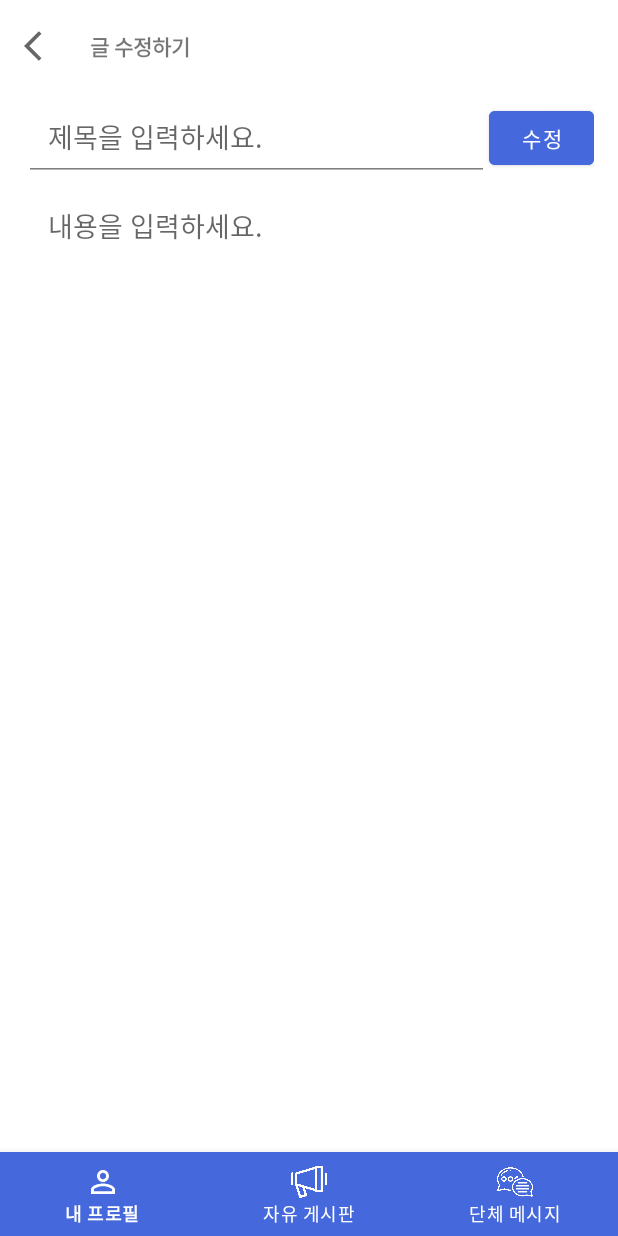
After one commit to rkdtndk99/Carpool_app, an Android app: the fragment EditNoticeFragment placed in its activity, on a phone screen of 412 x 824 dp. The commit adds this screen. Run offline under Robolectric (Android 15) with nearby library versions, the phone set to English and light mode, and no system bars; libraries missing offline, so code that uses them is left out: com.kakao.auth; pictures from the network do not load.

Commit message:
success table update

```diff
--- /dev/null
+++ b/app/src/main/java/com/example/everyClub/EditNoticeFragment.java
@@ -0,0 +1,104 @@
+package com.example.everyClub;
+
+import android.os.Bundle;
+import android.util.Log;
+import android.view.LayoutInflater;
+import android.view.View;
+import android.view.ViewGroup;
+import android.widget.EditText;
+
+import androidx.fragment.app.Fragment;
+
+import com.example.everyClub.login.KakaoApplication;
+
+import java.util.HashMap;
+
+import retrofit2.Call;
+import retrofit2.Callback;
+import retrofit2.Response;
+import retrofit2.Retrofit;
+import retrofit2.converter.gson.GsonConverterFactory;
+
+public class EditNoticeFragment extends Fragment {
+    private View view;
+    private String name, tableId;
+    private Retrofit retrofit;
+    private RetrofitInterface retrofitInterface;
+    private String BASE_URL = "http://192.249.18.120";
+    EditText edit_title, edit_content;
+
+//    public EditNoticeFragment(String name, String _id;){
+//        this.name = name;
+//        this._id = _id;
+//    }
+
+
+    public void onCreate(Bundle savedInstanceState) {
+        super.onCreate(savedInstanceState);
+    }
+
+    public View onCreateView(LayoutInflater inflater, ViewGroup container, Bundle savedInstanceState) {
+        view = inflater.inflate(R.layout.edit_notice, container, false);
+
+        edit_title = view.findViewById(R.id.edit_title);
+        edit_content = view.findViewById(R.id.edit_content);
+
+//        Bundle bundle = getArguments();
+//        tableId = bundle.getString("tableId");
+//        name = bundle.getString("name")
+
+        KakaoApplication ka = (KakaoApplication) getActivity().getApplicationContext();
+        name = ka.getUserName();
+        tableId = ka.getTableId();
+        Log.i("아이디2", "print"+tableId);
+
+        retrofit = new Retrofit.Builder()
+                .baseUrl(BASE_URL)
+                .addConverterFactory(GsonConverterFactory.create())
+                .build();
+
+        retrofitInterface = retrofit.create(RetrofitInterface.class);
+
+        view.findViewById(R.id.edit_notice).setOnClickListener(new View.OnClickListener() {
+            @Override
+            public void onClick(View v) {
+                handleTableEdit();
+                ((MyClubActivity)getActivity()).setFrag(0);  //자유게시판으로
+            }
+        });
+        view.findViewById(R.id.back).setOnClickListener(new View.OnClickListener(){
+            @Override
+            public void onClick(View v) {
+                ((MyClubActivity)getActivity()).setFrag(6);
+            }
+        });
+        return view;
+    }
+    private void handleTableEdit() {
+
+        HashMap<String, String> map = new HashMap<>();
+        map.put("tableId", tableId);
+        map.put("name", name);
+        map.put("title", edit_title.getText().toString());
+        map.put("content", edit_content.getText().toString());
+
+
+        Call<Void> call = retrofitInterface.executeTableEdit(map);
+
+        call.enqueue(new Callback<Void>() {
+            @Override
+            public void onResponse(Call<Void> call, Response<Void> response) {
+                if (response.code() == 200) {
+
+                } else if (response.code() == 400) {
+
+                }
+            }
+
+            @Override
+            public void onFailure(Call<Void> call, Throwable t) {
+            }
+        });
+
+    }
+}
--- a/app/src/main/java/com/example/everyClub/LandingActivity.java
+++ b/app/src/main/java/com/example/everyClub/LandingActivity.java
@@ -61,7 +61,9 @@ public class LandingActivity extends AppCompatActivity {
             @Override
             public void onClick(View v)
             {
+                name = getIntent().getStringExtra("name");
                 Intent intent3 = new Intent(getApplicationContext(), MyCommentActivity.class); // 새로운 창을 만들기위한 객체
+                intent3.putExtra("name", name);
                 startActivity(intent3);
             }
         });
--- a/app/src/main/java/com/example/everyClub/MyClubActivity.java
+++ b/app/src/main/java/com/example/everyClub/MyClubActivity.java
@@ -25,6 +25,7 @@ public class MyClubActivity extends AppCompatActivity {
     private NewNoticeFragment nnf;
     NoticeDetailFragment ndf;
     ChatFragment cf;
+    EditNoticeFragment ef;
 
     @Override
     protected void onCreate(Bundle savedInstanceState) {
@@ -67,6 +68,7 @@ public class MyClubActivity extends AppCompatActivity {
         nnf = new NewNoticeFragment(name);
         ndf = new NoticeDetailFragment();
         cf = new ChatFragment();
+        ef = new EditNoticeFragment();
 
         setFrag(1); // 첫 프래그먼트 화면 지정
     }
@@ -107,6 +109,11 @@ public class MyClubActivity extends AppCompatActivity {
                 ft.replace(R.id.Main_Frame, ndf);
                 ft.commit();
                 break;
+
+            case 7:  //글 수정 프래그먼트로 넘어가기
+                ft.replace(R.id.Main_Frame, ef);
+                ft.commit();
+                break;
         }
     }
 }
--- a/app/src/main/java/com/example/everyClub/NoticeFragment.java
+++ b/app/src/main/java/com/example/everyClub/NoticeFragment.java
@@ -91,7 +91,7 @@ public class NoticeFragment extends Fragment {
                 Log.d("LONG CLICK", "OnLongClickListener");
                 // 해당 게시물 정보
                 Table table = table_list.get(position);
-                DeleteDialog(table);
+                noticeDialog(table);
                 return true;
             }
         });
@@ -131,7 +131,7 @@ public class NoticeFragment extends Fragment {
         });
     }
 
-    private void DeleteDialog(Table table) {
+    private void noticeDialog(Table table) {
         AlertDialog.Builder oDialog = new AlertDialog.Builder(getContext(),
                 android.R.style.Theme_DeviceDefault_Light_Dialog);
 
--- a/app/src/main/java/com/example/everyClub/RetrofitInterface.java
+++ b/app/src/main/java/com/example/everyClub/RetrofitInterface.java
@@ -12,6 +12,7 @@ import retrofit2.http.Body;
 import retrofit2.http.GET;
 import retrofit2.http.HTTP;
 import retrofit2.http.POST;
+import retrofit2.http.PUT;
 
 public interface RetrofitInterface {
 
@@ -34,8 +35,8 @@ public interface RetrofitInterface {
     @POST("/table/mytable")
     Call<List<Table>> executemyTableLoad (@Body HashMap<String, String> map);
 
-    @POST("/club/create")
-    Call<Void> executeClubCreate (@Body HashMap<String, String> map);
+    @PUT("/table/update")
+    Call<Void> executeTableEdit (@Body HashMap<String, String> map);
 
     @HTTP(method = "DELETE", path = "/table/delete", hasBody = true)
     Call<Void> executeTableDelete (@Body HashMap<String, String> map);
@@ -46,6 +47,9 @@ public interface RetrofitInterface {
     @POST("/comment/")
     Call<List<Comment>> executeCommentLoad (@Body HashMap<String, String> map);
 
+    @POST("/comment/mycomment")
+    Call<List<Comment>> executemyCommentLoad (@Body HashMap<String, String> map);
+
     @HTTP(method = "DELETE", path = "/comment/delete", hasBody = true)
     Call<Void> executeCommentDelete (@Body HashMap<String, String> map);
 }
--- a/app/src/main/java/com/example/everyClub/login/KakaoApplication.java
+++ b/app/src/main/java/com/example/everyClub/login/KakaoApplication.java
@@ -13,6 +13,34 @@ import com.kakao.auth.KakaoSDK;
 public class KakaoApplication extends Application
 {
     private static volatile KakaoApplication instance = null;
+
+    public static String userName;
+    public static String tableId;
+    public static String commentId;
+
+    public static String getUserName() {
+        return userName;
+    }
+
+    public static String getTableId() {
+        return tableId;
+    }
+
+    public static String getCommentId() {
+        return commentId;
+    }
+
+    public static void setUserName(String userName) {
+        KakaoApplication.userName = userName;
+    }
+
+    public static void setTableId(String tableId) {
+        KakaoApplication.tableId = tableId;
+    }
+
+    public static void setCommentId(String commentId) {
+        KakaoApplication.commentId = commentId;
+    }
 
     private static class KakaoSDKAdapter extends KakaoAdapter
     {
--- /dev/null
+++ b/app/src/main/res/layout/edit_notice.xml
@@ -0,0 +1,65 @@
+<?xml version="1.0" encoding="utf-8"?>
+<LinearLayout xmlns:android="http://schemas.android.com/apk/res/android"
+    android:layout_width="match_parent"
+    android:layout_height="match_parent"
+    android:paddingBottom="16dp"
+    android:paddingLeft="16dp"
+    android:paddingRight="16dp"
+    android:orientation="vertical">
+    <LinearLayout
+        android:layout_width="match_parent"
+        android:layout_height="wrap_content"
+        android:orientation="horizontal">
+        <ImageView
+            android:layout_width="wrap_content"
+            android:layout_height="match_parent"
+            android:src="@drawable/back_to_gallery"
+            android:id="@+id/back"/>
+
+        <TextView
+            android:layout_width="match_parent"
+            android:layout_height="wrap_content"
+            android:padding="20dp"
+            android:text="글 수정하기"
+            android:textStyle="bold"/>
+    </LinearLayout>
+
+    <LinearLayout
+        android:layout_width="match_parent"
+        android:layout_height="wrap_content"
+        android:orientation="horizontal">
+
+
+        <EditText
+            android:id="@+id/edit_title"
+            android:padding="16dp"
+            android:layout_width="match_parent"
+            android:layout_height="wrap_content"
+            android:layout_weight="1"
+            android:hint="제목을 입력하세요."
+            android:backgroundTint="@color/lightgray" />
+
+        <Button
+            android:layout_width="70dp"
+            android:layout_height="wrap_content"
+            android:backgroundTint="@color/blue"
+            android:id="@+id/edit_notice"
+            android:text="수정"/>
+
+    </LinearLayout>
+
+    <EditText
+        android:id="@+id/edit_content"
+        android:padding="16dp"
+        android:gravity="top"
+        android:background="@null"
+        android:layout_width="match_parent"
+        android:layout_height="match_parent"
+        android:ems="10"
+        android:layout_weight="1"
+        android:hint="내용을 입력하세요." />
+
+
+
+
+</LinearLayout>
```
Also changed, not shown: app/src/main/java/com/example/everyClub/MyCommentActivity.java (+56 -0 lines), app/src/main/java/com/example/everyClub/MyPostActivity.java (+16 -0 lines), app/src/main/java/com/example/everyClub/notice/NoticeDetailFragment.java (+18 -0 lines), app/src/main/res/layout/notice_detail.xml (+12 -6 lines), app/src/main/res/drawable/update.png (added).
